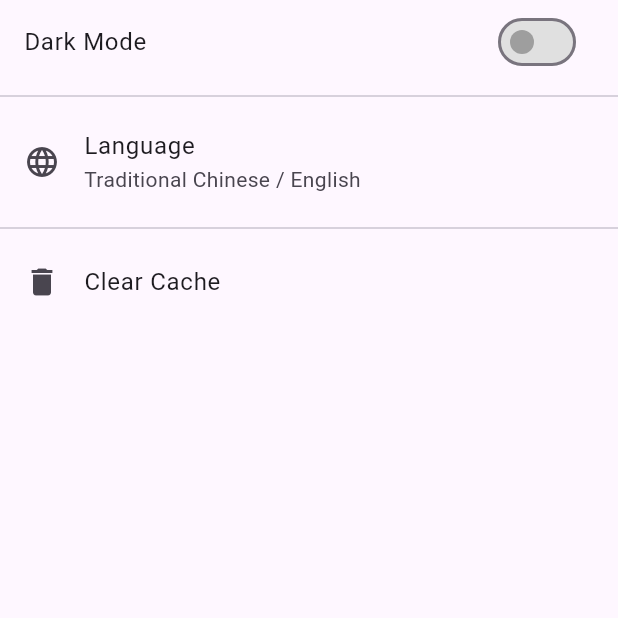
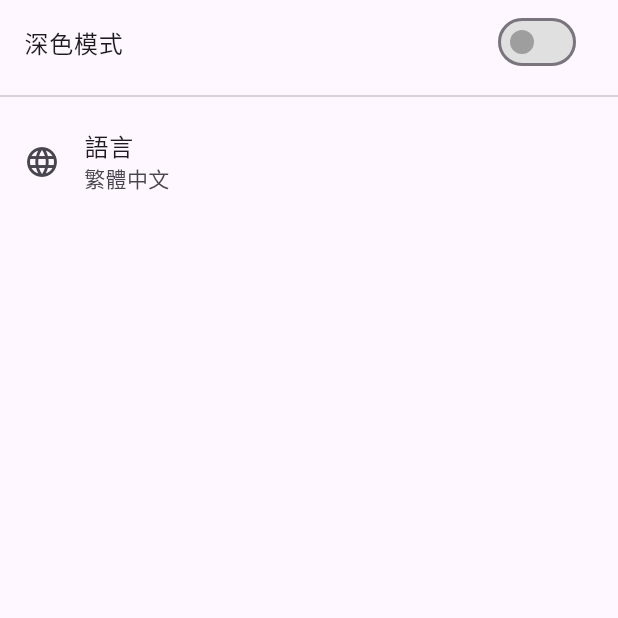
Before and after one commit to HowHaoChih/Carbon_APP_Fonted, a Flutter app: the SettingsScreen screen opened directly, after a tap on "Language", on a phone screen of 412 x 824 dp, the top half of it. Run offline on Flutter 3.47's test engine with Material 3 defaults, Android fonts, the phone set to English and light mode, and no system bars; our stand-ins replace fl_chart, hive, hive_flutter; accounts and stored records are empty; generated files the repository leaves out were written again.

Commit message:
added language-switch button in setting

```diff
--- a/lib/app_state.dart
+++ b/lib/app_state.dart
@@ -11,8 +11,8 @@ class AppState with ChangeNotifier {
     notifyListeners();
   }
 
-  // 默認語言為繁體中文
-  Locale _locale = const Locale('zh', 'TW');
+  // 默認語言為英文
+Locale _locale = const Locale('en', 'US');
 
   Locale get locale => _locale;
 
--- a/lib/bottom_navigation_bar.dart
+++ b/lib/bottom_navigation_bar.dart
@@ -1,6 +1,7 @@
 import 'package:flutter/material.dart';
 import 'package:provider/provider.dart';
 import '../app_state.dart'; // 引入AppStatex
+import 'l10n/l10n.dart';
 
 class CustomBottomNavigationBar extends StatelessWidget {
   final int currentIndex;
@@ -23,18 +24,18 @@ class CustomBottomNavigationBar extends StatelessWidget {
       selectedItemColor: appState.isDarkMode
           ? Colors.greenAccent
           : Colors.green[700], // 設定選中項目的顏色，這裡使用淺綠色
-      items: const [
+      items: [
         BottomNavigationBarItem(
           icon: Icon(Icons.home),
-          label: 'Home',
+          label: context.l10n.home,
         ),
         BottomNavigationBarItem(
           icon: Icon(Icons.favorite),
-          label: 'Favorites',
+          label: context.l10n.favorites,
         ),
         BottomNavigationBarItem(
           icon: Icon(Icons.settings),
-          label: 'Settings',
+          label: context.l10n.settings,
         ),
       ],
     );
--- /dev/null
+++ b/lib/l10n/localization_utils.dart
@@ -0,0 +1,48 @@
+import 'package:flutter/foundation.dart';
+import 'package:flutter/widgets.dart'; // 提供 WidgetsBinding
+import 'package:hive_flutter/hive_flutter.dart';
+import 'package:flutter_gen/gen_l10n/app_localizations.dart'; // 匯入生成的本地化
+
+class LocalizationUtils extends ChangeNotifier {
+  // Singleton 實例
+  LocalizationUtils._();
+  static final instance = LocalizationUtils._();
+
+  final storageBox = Hive.box('hive_box');
+  late Locale _locale;
+
+  Locale get locale => _locale;
+
+  void initialize() {
+    final String? languageCode = storageBox.get('language_code');
+    if (languageCode != null) {
+      _locale = Locale(languageCode);
+      return;
+    }
+    _locale = WidgetsBinding.instance.window.locale; // 使用 Flutter 的方式獲取預設語系
+  }
+
+  void changeLocale({required Locale locale, required bool systemDefault}) {
+    if (systemDefault) {
+      storageBox.delete('language_code');
+      if (AppLocalizations.supportedLocales.contains(locale)) {
+        _locale = locale;
+      } else {
+        _locale = const Locale('en');
+      }
+    } else {
+      _locale = locale;
+      storageBox.put('language_code', locale.languageCode);
+    }
+    notifyListeners();
+  }
+
+  Locale? localeResolutionCallback(
+      Locale? locale, Iterable<Locale> supportedLocales) {
+    if (storageBox.get('language_code') != null) return null;
+    if (locale != null && supportedLocales.contains(locale)) {
+      return locale;
+    }
+    return const Locale('en');
+  }
+}
--- a/lib/main.dart
+++ b/lib/main.dart
@@ -1,6 +1,9 @@
 import 'package:flutter/material.dart';
-import 'package:flutter_localizations/flutter_localizations.dart';
 import 'package:provider/provider.dart';
+import 'l10n/localization_utils.dart'; // 引入修正後的 LocalizationUtils
+import 'package:flutter_gen/gen_l10n/app_localizations.dart';
+import 'package:hive/hive.dart';
+import 'package:hive_flutter/hive_flutter.dart';
 import 'screens/industry_page.dart';
 import 'screens/county_industry_page.dart';
 import 'screens/single_year_page.dart';
@@ -11,11 +14,16 @@ import 'screens/infomation.dart';
 import 'screens/home_screen.dart';
 import 'bottom_navigation_bar.dart';
 import 'app_state.dart'; // 引入AppState
+import 'l10n/l10n.dart';
 
-void main() {
+void main() async {
+  WidgetsFlutterBinding.ensureInitialized();
+  await Hive.initFlutter();
+  await Hive.openBox('hive_box');
+  LocalizationUtils.instance.initialize();
   runApp(
-    ChangeNotifierProvider(
-      create: (context) => AppState(),
+    ChangeNotifierProvider<AppState>(
+      create: (_) => AppState(),
       child: const CarbonApp(),
     ),
   );
@@ -30,19 +38,10 @@ class CarbonApp extends StatelessWidget {
       builder: (context, appState, child) {
         return MaterialApp(
           debugShowCheckedModeBanner: false,
+          locale: LocalizationUtils.instance.locale, // 修正為正確的實例
+          supportedLocales: AppLocalizations.supportedLocales,
+          localizationsDelegates: AppLocalizations.localizationsDelegates,
           theme: appState.isDarkMode ? ThemeData.dark() : ThemeData.light(),
-          locale: appState.locale,
-          supportedLocales: const [
-            Locale('en', 'US'),
-            Locale('zh', 'TW'),
-          ],
-          localizationsDelegates: const [
-            ...GlobalMaterialLocalizations
-                .delegates, // Spread the delegates list here
-            GlobalWidgetsLocalizations.delegate,
-            GlobalCupertinoLocalizations
-                .delegate, // Add this to support Cupertino localization
-          ],
           home: const MainScreen(),
         );
       },
@@ -58,21 +57,28 @@ class MainScreen extends StatefulWidget {
 }
 
 class _MainScreenState extends State<MainScreen> {
-  int _currentIndex = 0;
+  int _currentIndex = 0; // 當前選中的頁面索引
 
   // 子頁面列表
   final List<Widget> _screens = [
-    const HomeScreen(),
-    const FavoriteScreen(),
-    const SettingsScreen(),
+    const HomeScreen(), // 首頁
+    const FavoriteScreen(), // 收藏頁
+    const SettingsScreen(), // 設定頁
   ];
 
   // 每個頁面對應的標題
-  final List<String> _titles = [
-    '城市碳排總覽',
-    '我的最愛',
-    '設定',
+  late List<String> _titles;
+
+  @override
+  void didChangeDependencies() {
+    super.didChangeDependencies();
+    // 在 didChangeDependencies 中初始化 _titles，保證 context 已經準備好
+    _titles = [
+      context.l10n.carbon_emissions_overview,
+      context.l10n.favorites,
+      context.l10n.settings,
     ];
+  }
 
   // 切換頁面
   void _onTabTapped(int index) {
@@ -83,39 +89,34 @@ class _MainScreenState extends State<MainScreen> {
 
   @override
   Widget build(BuildContext context) {
-    return Consumer<AppState>(
-      builder: (context, appState, child) {
     return Scaffold(
-          appBar: appBar(appState), // 使用自定義的 AppBar
+      appBar: appBar(context), // 使用自定義的 AppBar
       drawer: sideBar(context), // 使用自定義的 Drawer
       body: _screens[_currentIndex], // 根據當前索引顯示對應頁面
       bottomNavigationBar: CustomBottomNavigationBar(
-            currentIndex: _currentIndex,
-            onTabTapped: _onTabTapped,
+        currentIndex: _currentIndex, // 傳遞當前選中的索引
+        onTabTapped: _onTabTapped, // 傳遞切換頁面的邏輯
       ),
-        );
-      },
     );
   }
 
-  AppBar appBar(AppState appState) {
+  AppBar appBar(BuildContext context) {
     return AppBar(
       title: Text(
         _titles[_currentIndex], // 根據當前索引顯示對應的標題
-        style: const TextStyle(
-          fontSize: 18,
-          fontWeight: FontWeight.bold,
+        style: TextStyle(
+          fontSize: 20, // 字體大小
+          fontWeight: FontWeight.bold, // 粗體
         ),
       ),
-      //backgroundColor: appState.isDarkMode ? const Color.fromARGB(255, 0, 0, 0) : const Color.fromARGB(255, 250, 250, 250),
-      elevation: 0.0,
-      centerTitle: true,
+      elevation: 0.0, // 移除陰影
+      centerTitle: true, // 標題置中
       leading: Builder(
         builder: (BuildContext context) {
           return IconButton(
-            icon: const Icon(Icons.menu),
+            icon: const Icon(Icons.menu), // 菜單圖標
             onPressed: () {
-              Scaffold.of(context).openDrawer();
+              Scaffold.of(context).openDrawer(); // 點擊圖標打開抽屜
             },
           );
         },
@@ -139,17 +140,17 @@ class _MainScreenState extends State<MainScreen> {
               ),
               ListTile(
                 leading: const Icon(Icons.home),
-                title: const Text('首頁'),
+                title: Text(context.l10n.home),
                 onTap: () {
                   setState(() {
-                    _currentIndex = 0;
+                    _currentIndex = 0; // 切換到首頁
                   });
-                  Navigator.pop(context);
+                  Navigator.pop(context); // 關閉 Drawer
                 },
               ),
               ListTile(
                 leading: const Icon(Icons.factory),
-                title: const Text('產業視圖'),
+                title: Text(context.l10n.industry_view),
                 onTap: () {
                   Navigator.of(context).push(MaterialPageRoute(
                     builder: (context) => const IndustryViewScreen(),
@@ -158,7 +159,7 @@ class _MainScreenState extends State<MainScreen> {
               ),
               ListTile(
                 leading: const Icon(Icons.format_list_bulleted),
-                title: const Text('縣市產業視圖'),
+                title: Text(context.l10n.county_industry_view),
                 onTap: () {
                   Navigator.of(context).push(MaterialPageRoute(
                     builder: (context) => const CountyIndustryViewScreen(),
@@ -167,7 +168,7 @@ class _MainScreenState extends State<MainScreen> {
               ),
               ListTile(
                 leading: const Icon(Icons.pie_chart),
-                title: const Text('單年視圖'),
+                title: Text(context.l10n.single_year_view),
                 onTap: () {
                   Navigator.of(context).push(MaterialPageRoute(
                     builder: (context) => const DepartmentPieChartViewScreen(),
@@ -176,7 +177,7 @@ class _MainScreenState extends State<MainScreen> {
               ),
               ListTile(
                 leading: const Icon(Icons.map),
-                title: const Text('地圖視角'),
+                title: Text(context.l10n.map_view),
                 onTap: () {
                   Navigator.of(context).push(MaterialPageRoute(
                     builder: (context) => const MapViewScreen(),
@@ -186,11 +187,12 @@ class _MainScreenState extends State<MainScreen> {
               const Divider(color: Color.fromARGB(135, 169, 169, 169)),
               ListTile(
                 leading: const Icon(Icons.info),
-                title: const Text('有關'),
+                title: Text(context.l10n.about),
                 onTap: () {
-                  Navigator.of(context).push(MaterialPageRoute(
-                    builder: (context) => const InfomationScreen(),
-                  ));
+                  setState(() {
+                    _currentIndex = 2; // 切換到設定頁
+                  });
+                  Navigator.pop(context); // 關閉 Drawer
                 },
               ),
             ],
--- a/lib/screens/favorite_page.dart
+++ b/lib/screens/favorite_page.dart
@@ -29,7 +29,7 @@ class _FavoriteScreenState extends State<FavoriteScreen> {
   @override
   Widget build(BuildContext context) {
     return Scaffold(
-      appBar: AppBar(title: Text("我的最愛")),
+      // appBar: AppBar(title: Text("我的最愛")),
       body: favorites.isEmpty
           ? Center(child: Text("尚未建立我的最愛，按下右下角按鈕新增"))
           : ListView.builder(
--- a/lib/screens/settings_page.dart
+++ b/lib/screens/settings_page.dart
@@ -1,52 +1,69 @@
+import 'dart:io';
 import 'package:flutter/material.dart';
 import 'package:provider/provider.dart';
 import '../app_state.dart';
+import '../l10n/l10n.dart';
+import '../l10n/localization_utils.dart'; // 引入修正後的 LocalizationUtils
 
-class SettingsScreen extends StatelessWidget {
+class SettingsScreen extends StatefulWidget {
   const SettingsScreen({super.key});
 
   @override
+  _SettingsScreenState createState() => _SettingsScreenState();
+}
+
+class _SettingsScreenState extends State<SettingsScreen> {
+  @override
   Widget build(BuildContext context) {
     return Scaffold(
-      body: ListView(
-        children: [
-          SwitchListTile(
-            title: const Text('Dark Mode'),
+      body: ListView.separated(
+        itemCount: 2, // 總共有幾個列表項
+        itemBuilder: (context, index) {
+          if (index == 0) {
+            return SwitchListTile(
+              title: Text(context.l10n.dark_mode),
               value: Provider.of<AppState>(context).isDarkMode,
               onChanged: (bool value) {
+                // 切換暗模式
                 Provider.of<AppState>(context, listen: false).isDarkMode = value;
               },
               activeColor: Colors.green, // 開啟顏色
               inactiveThumbColor: Colors.grey, // 關閉顏色
               activeTrackColor: Colors.greenAccent, // 開啟背景顏色
               inactiveTrackColor: Colors.grey[300], // 關閉背景顏色
+            );
+          } else if (index == 1) {
+            return ListTile(
+              leading: const Icon(Icons.language),
+              title: Text(context.l10n.language),
+              subtitle: Text(
+                Provider.of<AppState>(context).locale.languageCode == 'zh'
+                    ? '繁體中文'
+                    : 'English',
               ),
-          const Divider(),
-          ListTile(
-            leading: const Icon(Icons.language),
-            title: const Text('Language'),
-            subtitle: const Text('Traditional Chinese / English'),
               onTap: () {
                 // 切換語言
                 final appState = Provider.of<AppState>(context, listen: false);
                 final newLocale = appState.locale.languageCode == 'zh'
-                  ? const Locale('en', 'US')
-                  : const Locale('zh', 'TW');
+                    ? const Locale('en', 'US') // 切換到英文
+                    : const Locale('zh', 'TW'); // 切換到繁體中文
+
+                // 使用 LocalizationUtils 切換語言
+                LocalizationUtils.instance.changeLocale(locale: newLocale, systemDefault: false);
+
+                // 更新 AppState 中的語言設置
                 appState.locale = newLocale;
+
+                // 通知 Flutter 更新語言界面，刷新當前頁面
+                setState(() {}); // 強制重建頁面
               },
-          ),
-          const Divider(),
-          ListTile(
-            leading: const Icon(Icons.delete),
-            title: const Text('Clear Cache'),
-            onTap: () {
-              // 處理清除緩存的功能
-              ScaffoldMessenger.of(context).showSnackBar(
-                const SnackBar(content: Text('Cache cleared!')),
             );
+          }
+          return const SizedBox.shrink(); // 避免出現空項錯誤
         },
-          ),
-        ],
+        separatorBuilder: (context, index) {
+          return const Divider(); // 分隔符
+        },
       ),
     );
   }
--- a/lib/widgets/department_legend.dart
+++ b/lib/widgets/department_legend.dart
@@ -1,4 +1,5 @@
 import 'package:flutter/material.dart';
+import '../l10n/l10n.dart';
 
 class DepartmentLegend extends StatelessWidget {
   final List<String> departmentList;
@@ -8,20 +9,20 @@ class DepartmentLegend extends StatelessWidget {
     super.key, // 使用 super 的簡化參數形式
   });
 
-  String _getDepartmentName(String key) {
+  String _getDepartmentName(BuildContext context, String key) {
     switch (key) {
       case "Residential":
-        return "住宅部門";
+        return context.l10n.residential;
       case "Services":
-        return "服務業";
+        return context.l10n.services;
       case "Energy":
-        return "能源部門";
+        return context.l10n.energy;
       case "Manufacturing":
-        return "製造業";
+        return context.l10n.manufacturing;
       case "Transportation":
-        return "運輸業";
+        return context.l10n.transportation;
       case "Electricity":
-        return "電力部門";
+        return context.l10n.electricity;
       default:
         return key;
     }
@@ -50,7 +51,7 @@ class DepartmentLegend extends StatelessWidget {
   Widget build(BuildContext context) {
     final List<Widget> legendItems = departmentList.map((departmentKey) {
       final color = _getColorForDepartment(departmentKey);
-      final departmentName = _getDepartmentName(departmentKey);
+      final departmentName = _getDepartmentName(context, departmentKey);
       return Row(
         children: [
           Container(
@@ -59,32 +60,37 @@ class DepartmentLegend extends StatelessWidget {
             color: color,
           ),
           const SizedBox(width: 8),
-          Text(
-            departmentName,
-            style: const TextStyle(fontSize: 14),
+          Flexible(
+            child: Text(
+              departmentName,
+              style: const TextStyle(fontSize: 14),
+              overflow: TextOverflow.ellipsis, // 防止文字超出邊界
+            ),
           ),
         ],
       );
     }).toList();
 
+    // 計算每列最多項目數量
+    final double screenWidth = MediaQuery.of(context).size.width;
+    final int itemsPerRow = screenWidth ~/ 150; // 每個項目大約佔 150 像素的寬度
+
+    // 將項目分組
+    List<List<Widget>> rows = [];
+    for (int i = 0; i < legendItems.length; i += itemsPerRow) {
+      rows.add(legendItems.sublist(
+        i,
+        i + itemsPerRow > legendItems.length ? legendItems.length : i + itemsPerRow,
+      ));
+    }
+
     return Column(
-      children: [
-        Row(
+      children: rows.map((row) {
+        return Row(
           crossAxisAlignment: CrossAxisAlignment.start,
-          children: legendItems
-              .sublist(0, 3)
-              .map((item) => Expanded(child: item))
-              .toList(),
-        ),
-        const SizedBox(height: 8),
-        Row(
-          crossAxisAlignment: CrossAxisAlignment.start,
-          children: legendItems
-              .sublist(3)
-              .map((item) => Expanded(child: item))
-              .toList(),
-        ),
-      ],
+          children: row.map((item) => Expanded(child: item)).toList(),
+        );
+      }).toList(),
     );
   }
 }
```
Also changed, not shown: lib/l10n/app_en.arb (added, +46 -0 lines), lib/l10n/app_zh.arb (added, +46 -0 lines), lib/l10n/l10n.dart (added, +12 -0 lines), lib/screens/county_industry_page.dart (+43 -32 lines), lib/screens/single_year_page.dart (+42 -33 lines), pubspec.yaml (+10 -40 lines), untranslated_messages.json (added, +11 -0 lines), pubspec.lock. Lines whose indentation alone changed are shown as unchanged.
